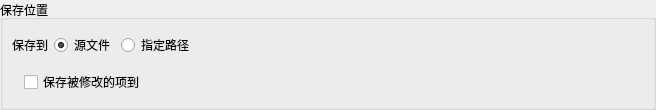
Before: the Qt Designer form src/utils/widgets/otofilesavewidget.ui in shine5402/KiraOtoToolbox, drawn with Qt 5.
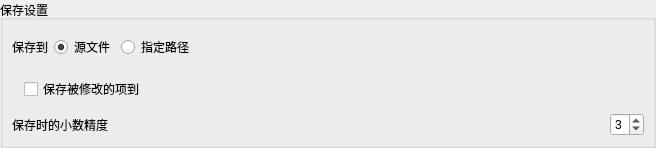
After: the same form once the commit is applied. Custom widgets are drawn as their Qt base class.

Commit message: 保存时控制小数精度

What changed in the file:
```diff
--- a/src/utils/widgets/otofilesavewidget.ui
+++ b/src/utils/widgets/otofilesavewidget.ui
@@ -7,7 +7,7 @@
     <x>0</x>
     <y>0</y>
     <width>656</width>
-    <height>110</height>
+    <height>148</height>
    </rect>
   </property>
   <property name="windowTitle">
@@ -29,7 +29,7 @@
    <item>
     <widget class="QGroupBox" name="saveOptionGroupBox">
      <property name="title">
-      <string>保存位置</string>
+      <string>保存设置</string>
      </property>
      <layout class="QVBoxLayout" name="verticalLayout_4">
       <item>
@@ -117,6 +117,40 @@
         </layout>
        </widget>
       </item>
+      <item>
+       <layout class="QHBoxLayout" name="horizontalLayout">
+        <item>
+         <widget class="QLabel" name="label">
+          <property name="text">
+           <string>保存时的小数精度</string>
+          </property>
+         </widget>
+        </item>
+        <item>
+         <spacer name="horizontalSpacer">
+          <property name="orientation">
+           <enum>Qt::Horizontal</enum>
+          </property>
+          <property name="sizeHint" stdset="0">
+           <size>
+            <width>40</width>
+            <height>20</height>
+           </size>
+          </property>
+         </spacer>
+        </item>
+        <item>
+         <widget class="QSpinBox" name="precisionSpinBox">
+          <property name="maximum">
+           <number>5</number>
+          </property>
+          <property name="value">
+           <number>3</number>
+          </property>
+         </widget>
+        </item>
+       </layout>
+      </item>
      </layout>
     </widget>
    </item>
```
The commit also changes 62 other files.
